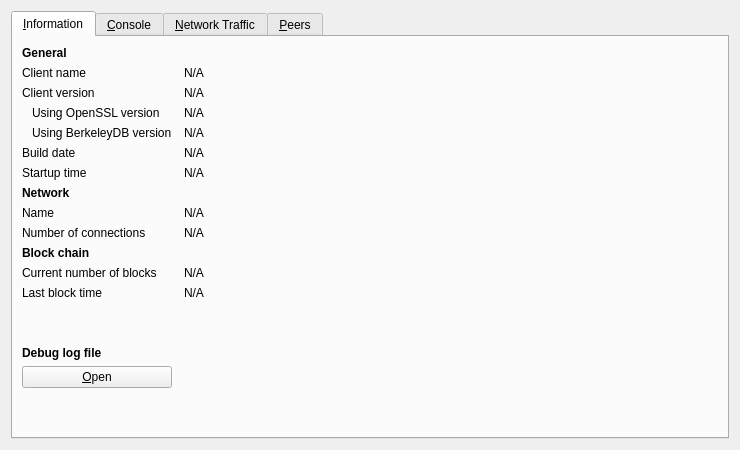
This is src/qt/forms/rpcconsole.ui in bitcoinxt/bitcoinxt as Qt 5 draws it before an edit. The edited form follows.
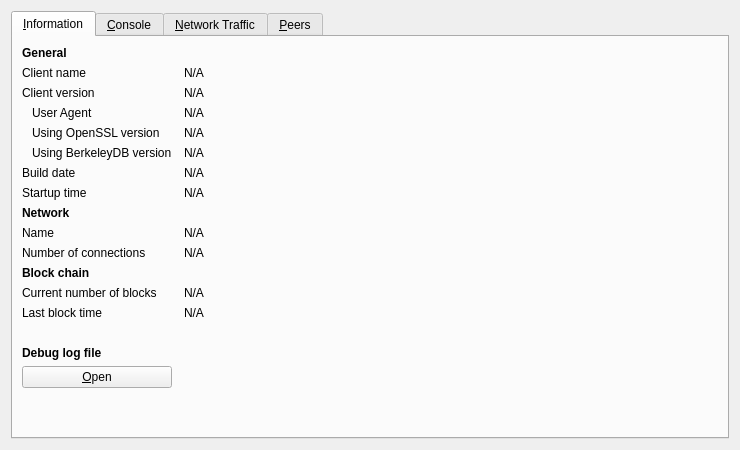
This is the edited form. Icons and pictures are not drawn. Custom widgets are drawn as their Qt base class.

Commit message: [Qt] show client user agent in debug window

```diff
--- a/src/qt/forms/rpcconsole.ui
+++ b/src/qt/forms/rpcconsole.ui
@@ -87,6 +87,32 @@
         </widget>
        </item>
        <item row="3" column="0">
+        <widget class="QLabel" name="labelClientUserAgent">
+         <property name="text">
+          <string>User Agent</string>
+         </property>
+         <property name="indent">
+          <number>10</number>
+         </property>
+        </widget>
+       </item>
+       <item row="3" column="1">
+        <widget class="QLabel" name="clientUserAgent">
+         <property name="cursor">
+          <cursorShape>IBeamCursor</cursorShape>
+         </property>
+         <property name="text">
+          <string>N/A</string>
+         </property>
+         <property name="textFormat">
+          <enum>Qt::PlainText</enum>
+         </property>
+         <property name="textInteractionFlags">
+          <set>Qt::LinksAccessibleByMouse|Qt::TextSelectableByKeyboard|Qt::TextSelectableByMouse</set>
+         </property>
+        </widget>
+       </item>
+       <item row="4" column="0">
         <widget class="QLabel" name="label_14">
          <property name="text">
           <string>Using OpenSSL version</string>
@@ -96,7 +122,7 @@
          </property>
         </widget>
        </item>
-       <item row="3" column="1">
+       <item row="4" column="1">
         <widget class="QLabel" name="openSSLVersion">
          <property name="cursor">
           <cursorShape>IBeamCursor</cursorShape>
@@ -112,7 +138,7 @@
          </property>
         </widget>
        </item>
-       <item row="4" column="0">
+       <item row="5" column="0">
         <widget class="QLabel" name="label_berkeleyDBVersion">
          <property name="text">
           <string>Using BerkeleyDB version</string>
@@ -122,7 +148,7 @@
          </property>
         </widget>
        </item>
-       <item row="4" column="1">
+       <item row="5" column="1">
         <widget class="QLabel" name="berkeleyDBVersion">
          <property name="cursor">
           <cursorShape>IBeamCursor</cursorShape>
@@ -138,14 +164,14 @@
          </property>
         </widget>
        </item>
-       <item row="5" column="0">
+       <item row="6" column="0">
         <widget class="QLabel" name="label_12">
          <property name="text">
           <string>Build date</string>
          </property>
         </widget>
        </item>
-       <item row="5" column="1">
+       <item row="6" column="1">
         <widget class="QLabel" name="buildDate">
          <property name="cursor">
           <cursorShape>IBeamCursor</cursorShape>
@@ -161,14 +187,14 @@
          </property>
         </widget>
        </item>
-       <item row="6" column="0">
+       <item row="7" column="0">
         <widget class="QLabel" name="label_13">
          <property name="text">
           <string>Startup time</string>
          </property>
         </widget>
        </item>
-       <item row="6" column="1">
+       <item row="7" column="1">
         <widget class="QLabel" name="startupTime">
          <property name="cursor">
           <cursorShape>IBeamCursor</cursorShape>
@@ -184,7 +210,7 @@
          </property>
         </widget>
        </item>
-       <item row="7" column="0">
+       <item row="8" column="0">
         <widget class="QLabel" name="label_11">
          <property name="font">
           <font>
@@ -197,14 +223,14 @@
          </property>
         </widget>
        </item>
-       <item row="8" column="0">
+       <item row="9" column="0">
         <widget class="QLabel" name="label_8">
          <property name="text">
           <string>Name</string>
          </property>
         </widget>
        </item>
-       <item row="8" column="1">
+       <item row="9" column="1">
         <widget class="QLabel" name="networkName">
          <property name="cursor">
           <cursorShape>IBeamCursor</cursorShape>
@@ -220,14 +246,14 @@
          </property>
         </widget>
        </item>
-       <item row="9" column="0">
+       <item row="10" column="0">
         <widget class="QLabel" name="label_7">
          <property name="text">
           <string>Number of connections</string>
          </property>
         </widget>
        </item>
-       <item row="9" column="1">
+       <item row="10" column="1">
         <widget class="QLabel" name="numberOfConnections">
          <property name="cursor">
           <cursorShape>IBeamCursor</cursorShape>
@@ -243,7 +269,7 @@
          </property>
         </widget>
        </item>
-       <item row="10" column="0">
+       <item row="11" column="0">
         <widget class="QLabel" name="label_10">
          <property name="font">
           <font>
@@ -256,14 +282,14 @@
          </property>
         </widget>
        </item>
-       <item row="11" column="0">
+       <item row="12" column="0">
         <widget class="QLabel" name="label_3">
          <property name="text">
           <string>Current number of blocks</string>
          </property>
         </widget>
        </item>
-       <item row="11" column="1">
+       <item row="12" column="1">
         <widget class="QLabel" name="numberOfBlocks">
          <property name="cursor">
           <cursorShape>IBeamCursor</cursorShape>
@@ -279,14 +305,14 @@
          </property>
         </widget>
        </item>
-       <item row="12" column="0">
+       <item row="13" column="0">
         <widget class="QLabel" name="label_2">
          <property name="text">
           <string>Last block time</string>
          </property>
         </widget>
        </item>
-       <item row="12" column="1">
+       <item row="13" column="1">
         <widget class="QLabel" name="lastBlockTime">
          <property name="cursor">
           <cursorShape>IBeamCursor</cursorShape>
@@ -302,7 +328,7 @@
          </property>
         </widget>
        </item>
-       <item row="13" column="0">
+       <item row="14" column="0">
         <spacer name="verticalSpacer_2">
          <property name="orientation">
           <enum>Qt::Vertical</enum>
@@ -315,7 +341,7 @@
          </property>
         </spacer>
        </item>
-       <item row="14" column="0">
+       <item row="15" column="0">
         <widget class="QLabel" name="labelDebugLogfile">
          <property name="font">
           <font>
@@ -328,7 +354,7 @@
          </property>
         </widget>
        </item>
-       <item row="15" column="0">
+       <item row="16" column="0">
         <widget class="QPushButton" name="openDebugLogfileButton">
          <property name="toolTip">
           <string>Open the Bitcoin XT debug log file from the current data directory. This can take a few seconds for large log files.</string>
@@ -341,7 +367,7 @@
          </property>
         </widget>
        </item>
-       <item row="16" column="0">
+       <item row="17" column="0">
         <spacer name="verticalSpacer">
          <property name="orientation">
           <enum>Qt::Vertical</enum>
```
The commit also changes 3 other files.
